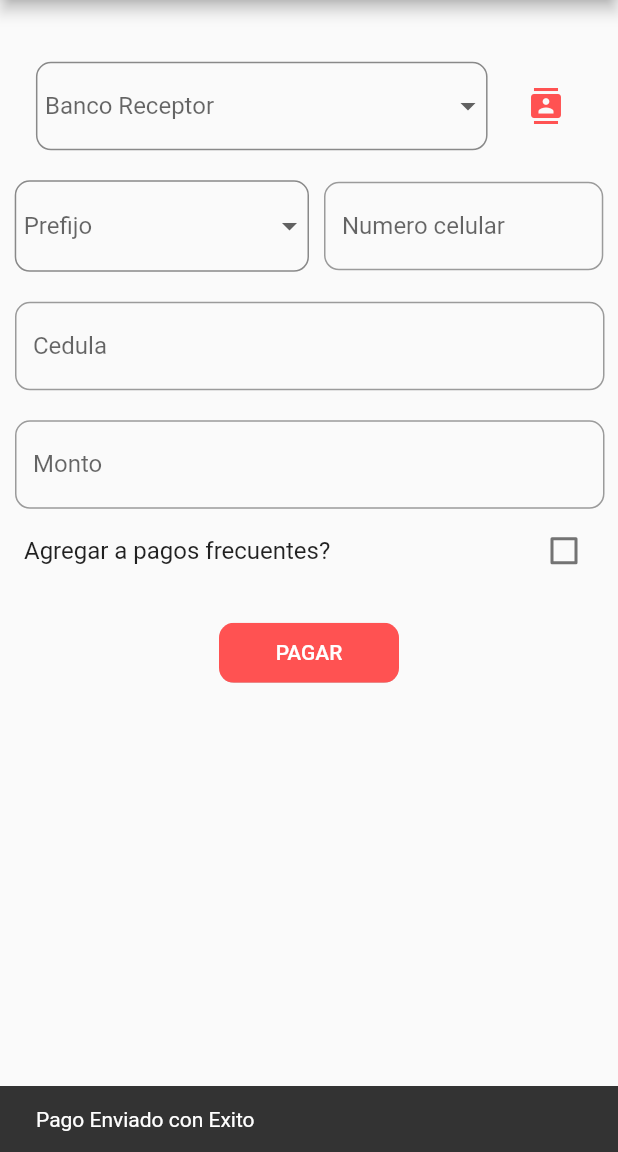
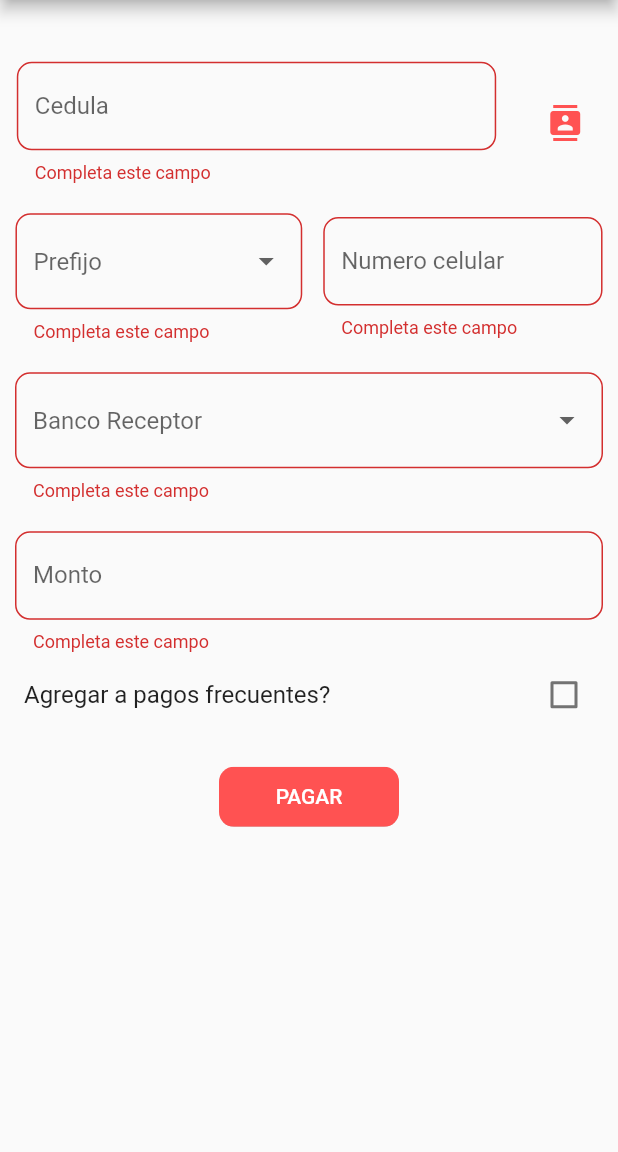
Before and after one commit to AjxGnx/flutter_pago_movil_bdv, a Flutter app: the screen it shows after launch, after a tap on "PAGAR", on a phone screen of 412 x 824 dp, the part 84-1236 px from its top. Run offline on Flutter 3.47's test engine with Material 2 defaults, Android fonts, the phone set to English and light mode, and no system bars; our stand-ins replace sqflite; accounts and stored records are empty.

Commit message:
[ADD] se anadio form para validar campos

```diff
--- a/lib/main.dart
+++ b/lib/main.dart
@@ -4,6 +4,7 @@ import 'package:pago_movil_bdv/data/bank_code.dart';
 import 'package:pago_movil_bdv/data/mobile_code.dart';
 import 'package:pago_movil_bdv/pages/add_name_contact.dart';
 import 'package:pago_movil_bdv/pages/contact_list.dart';
+import 'package:pago_movil_bdv/utils/delete_contact.dart';
 import 'package:pago_movil_bdv/utils/list_contact.dart';
 
 void main() {
@@ -30,9 +31,8 @@ class _HomeState extends State<Home> {
   );
 
   void _valueChanged(bool value) => setState(() => _chexbox = value);
-
   final GlobalKey<ScaffoldState> _scaffoldKey = GlobalKey<ScaffoldState>();
-
+  final _formKey = GlobalKey<FormState>();
 
 
 
@@ -46,17 +46,17 @@ class _HomeState extends State<Home> {
         .of(context)
         .size
         .height;
-
-
-
     return Scaffold(
       key: _scaffoldKey,
         appBar: AppBar(
+          automaticallyImplyLeading: false,
           title: Text('Pago Clave BDV'),
         ),
         body: ListView(
           children: <Widget>[
-            Container(
+            Form(
+              key: _formKey,
+              child: Container(
                 padding: EdgeInsets.only(top: _screenAlto / 20),
                 child: Container(
                   child: Column(
@@ -67,26 +67,24 @@ class _HomeState extends State<Home> {
                           mainAxisAlignment: MainAxisAlignment.center,
                           children: <Widget>[
                             Container(
-                            padding: EdgeInsets.only(left: 5),
-                            height: 59,
-                            decoration: BoxDecoration(
-                                border:
-                                Border.all(color: Colors.black45, width: 1),
-                                borderRadius: BorderRadius.circular(10)),
-                            child: DropdownButtonHideUnderline(
-                              child: DropdownButton(
-                                value: _codeBank,
-                                items: listCodeBank,
-                                hint: Text('Banco Receptor'),
-                                onChanged: (value) {
-                                  _codeBank = value;
-                                  setState(() {});
+                                padding: EdgeInsets.only(left: 10),
+                                width: _screenAncho/1.25,
+                                child: TextFormField(
+                                  validator: (value) {
+                                    if (value.isEmpty) {
+                                      return 'Completa este campo';
+                                    }
                                   },
+                                  decoration: InputDecoration(
+                                    labelText: 'Cedula',
+                                    border: OutlineInputBorder(
+                                        borderRadius:
+                                        BorderRadius.all(Radius.circular(10))),
                                   ),
-                            ),
-                          ),
+                                  controller: _dniController,
+                                )),
                             Container(
-                            padding: EdgeInsets.only(left: 15),
+                              padding: EdgeInsets.only(right: 10,left: 22),
                               child: IconButton(
                                 icon: Icon(
                                   Icons.contacts,
@@ -97,7 +95,7 @@ class _HomeState extends State<Home> {
                                       context,
                                       MaterialPageRoute(
                                           builder: (context) =>
-                                            ContactList(list_contact())
+                                              ContactList()
                                           ));
                                 },
                               ),
@@ -110,33 +108,42 @@ class _HomeState extends State<Home> {
                           mainAxisAlignment: MainAxisAlignment.center,
                           children: <Widget>[
                             Container(
-                              padding: EdgeInsets.only(left: 5, right: 5),
+                                padding: EdgeInsets.only(left: 5, right: 14),
                                 child: Container(
                                   width: _screenAncho / 2.1,
-                                decoration: BoxDecoration(
-                                    border: Border.all(
-                                        color: Colors.black45, width: 1),
-                                    borderRadius: BorderRadius.circular(10)),
                                   padding: EdgeInsets.only(left: 5),
-                                height: 61,
                                   child: DropdownButtonHideUnderline(
-                                  child: DropdownButton(
+                                    child: DropdownButtonFormField(
+                                      decoration: InputDecoration(
+                                          border: OutlineInputBorder(
+                                              borderRadius:
+                                              BorderRadius.all(Radius.circular(10)))
+                                      ),
                                       value: _codeMobile,
                                       items: listCodeMobile,
                                       hint: Text('Prefijo'),
                                       onChanged: (value) {
                                         _codeMobile = value;
                                         setState(() {
-                                        print(value);
                                         });
                                       },
+                                      validator: (value){
+                                      if (value == null) {
+                                        return 'Completa este campo';
+                                      }
+                                    } ,
                                     ),
                                   ),
                                 )),
                             Container(
-                            padding: EdgeInsets.only(left: 5, right: 5),
+                              padding: EdgeInsets.only(right: 10),
                               width: _screenAncho / 2.1,
-                            child: TextField(
+                              child: TextFormField(
+                                validator: (value) {
+                                  if (value.isEmpty) {
+                                    return 'Completa este campo';
+                                  }
+                                },
                                 decoration: InputDecoration(
                                   labelText: 'Numero celular',
                                   border: OutlineInputBorder(
@@ -150,19 +157,37 @@ class _HomeState extends State<Home> {
                         ),
                       ),
                   Container(
-                        padding: EdgeInsets.only(left: 10, right: 9, top: 20),
-                        child: TextField(
+                    padding: EdgeInsets.only(left: 10,top: 20,right: 10),
+                    child: DropdownButtonHideUnderline(
+                      child: DropdownButtonFormField(
                         decoration: InputDecoration(
-                            labelText: 'Cedula',
                             border: OutlineInputBorder(
                                 borderRadius:
-                                BorderRadius.all(Radius.circular(10))),
+                                BorderRadius.all(Radius.circular(10)))
                         ),
-                          controller: _dniController,
-                        )),
+                        value: _codeBank,
+                        items: listCodeBank,
+                        hint: Text('Banco Receptor'),
+                        onChanged: (value) {
+                          _codeBank = value;
+                          setState(() {});
+                        },
+                        validator: (value){
+                          if (value == null) {
+                            return 'Completa este campo';
+                          }
+                        }
+                      ),
+                    ),
+                  ),
                       Container(
-                        padding: EdgeInsets.only(left: 10, right: 9, top: 20),
-                        child: TextField(
+                          padding: EdgeInsets.only(left: 10, right: 10, top: 20),
+                          child: TextFormField(
+                            validator: (value) {
+                              if (value.isEmpty) {
+                                return 'Completa este campo';
+                              }
+                            },
                             decoration: InputDecoration(
                               labelText: 'Monto',
                               border: OutlineInputBorder(
@@ -191,6 +216,7 @@ class _HomeState extends State<Home> {
                               style: TextStyle(color: Colors.white),
                             ),
                             onPressed: () {
+                            if (_formKey.currentState.validate()) {
                               if (_chexbox == true) {
                                 Navigator.push(
                                     context,
@@ -205,11 +231,12 @@ class _HomeState extends State<Home> {
                               }else{
                                 _scaffoldKey.currentState.showSnackBar(snackBar);
                               }
-                          },
+                            }},
                           ),
                         ),
                       )
                     ],
+                  ),
                 ),
               ),
             )
```
Lines whose indentation alone changed are shown as unchanged.
